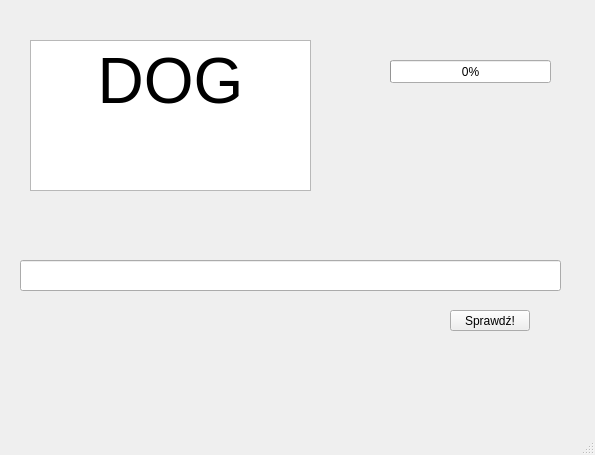
Before: the Qt Designer form fiszkimainwindow.ui in DarkRaven255/Fiszki, drawn with Qt 5.
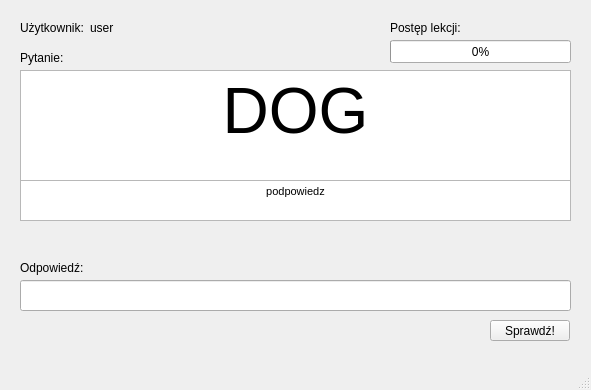
After: the same form once the commit is applied.

Commit message: Initial read of questions from db

```diff
--- a/fiszkimainwindow.ui
+++ b/fiszkimainwindow.ui
@@ -6,8 +6,8 @@
    <rect>
     <x>0</x>
     <y>0</y>
-    <width>595</width>
-    <height>455</height>
+    <width>591</width>
+    <height>390</height>
    </rect>
   </property>
   <property name="windowTitle">
@@ -104,17 +104,17 @@
      <widget class="QTextBrowser" name="questionTextBrowser">
       <property name="geometry">
        <rect>
-        <x>30</x>
-        <y>40</y>
-        <width>281</width>
-        <height>151</height>
+        <x>20</x>
+        <y>70</y>
+        <width>551</width>
+        <height>111</height>
        </rect>
       </property>
       <property name="html">
        <string>&lt;!DOCTYPE HTML PUBLIC &quot;-//W3C//DTD HTML 4.0//EN&quot; &quot;http://www.w3.org/TR/REC-html40/strict.dtd&quot;&gt;
 &lt;html&gt;&lt;head&gt;&lt;meta name=&quot;qrichtext&quot; content=&quot;1&quot; /&gt;&lt;style type=&quot;text/css&quot;&gt;
 p, li { white-space: pre-wrap; }
-&lt;/style&gt;&lt;/head&gt;&lt;body style=&quot; font-family:'MS Shell Dlg 2'; font-size:7.8pt; font-weight:400; font-style:normal;&quot;&gt;
+&lt;/style&gt;&lt;/head&gt;&lt;body style=&quot; font-family:'MS Shell Dlg 2'; font-size:8.25pt; font-weight:400; font-style:normal;&quot;&gt;
 &lt;p align=&quot;center&quot; style=&quot; margin-top:0px; margin-bottom:0px; margin-left:0px; margin-right:0px; -qt-block-indent:0; text-indent:0px;&quot;&gt;&lt;span style=&quot; font-size:48pt;&quot;&gt;DOG&lt;/span&gt;&lt;/p&gt;&lt;/body&gt;&lt;/html&gt;</string>
       </property>
       <property name="textInteractionFlags">
@@ -124,8 +124,8 @@
      <widget class="QPushButton" name="checkBtn">
       <property name="geometry">
        <rect>
-        <x>450</x>
-        <y>310</y>
+        <x>490</x>
+        <y>320</y>
         <width>80</width>
         <height>21</height>
        </rect>
@@ -138,8 +138,8 @@
       <property name="geometry">
        <rect>
         <x>390</x>
-        <y>60</y>
-        <width>161</width>
+        <y>40</y>
+        <width>181</width>
         <height>23</height>
        </rect>
       </property>
@@ -151,12 +151,97 @@
       <property name="geometry">
        <rect>
         <x>20</x>
-        <y>260</y>
-        <width>541</width>
+        <y>280</y>
+        <width>551</width>
         <height>31</height>
        </rect>
       </property>
      </widget>
+     <widget class="QLabel" name="label">
+      <property name="geometry">
+       <rect>
+        <x>20</x>
+        <y>50</y>
+        <width>101</width>
+        <height>16</height>
+       </rect>
+      </property>
+      <property name="text">
+       <string>Pytanie:</string>
+      </property>
+     </widget>
+     <widget class="QTextBrowser" name="questionTextBrowser_2">
+      <property name="geometry">
+       <rect>
+        <x>20</x>
+        <y>180</y>
+        <width>551</width>
+        <height>41</height>
+       </rect>
+      </property>
+      <property name="html">
+       <string>&lt;!DOCTYPE HTML PUBLIC &quot;-//W3C//DTD HTML 4.0//EN&quot; &quot;http://www.w3.org/TR/REC-html40/strict.dtd&quot;&gt;
+&lt;html&gt;&lt;head&gt;&lt;meta name=&quot;qrichtext&quot; content=&quot;1&quot; /&gt;&lt;style type=&quot;text/css&quot;&gt;
+p, li { white-space: pre-wrap; }
+&lt;/style&gt;&lt;/head&gt;&lt;body style=&quot; font-family:'MS Shell Dlg 2'; font-size:8.25pt; font-weight:400; font-style:normal;&quot;&gt;
+&lt;p align=&quot;center&quot; style=&quot; margin-top:0px; margin-bottom:0px; margin-left:0px; margin-right:0px; -qt-block-indent:0; text-indent:0px;&quot;&gt;podpowiedz&lt;/p&gt;&lt;/body&gt;&lt;/html&gt;</string>
+      </property>
+      <property name="textInteractionFlags">
+       <set>Qt::LinksAccessibleByKeyboard|Qt::LinksAccessibleByMouse</set>
+      </property>
+     </widget>
+     <widget class="QLabel" name="label_2">
+      <property name="geometry">
+       <rect>
+        <x>20</x>
+        <y>260</y>
+        <width>101</width>
+        <height>16</height>
+       </rect>
+      </property>
+      <property name="text">
+       <string>Odpowiedź:</string>
+      </property>
+     </widget>
+     <widget class="QLabel" name="activeUser">
+      <property name="geometry">
+       <rect>
+        <x>90</x>
+        <y>20</y>
+        <width>191</width>
+        <height>16</height>
+       </rect>
+      </property>
+      <property name="text">
+       <string>user</string>
+      </property>
+     </widget>
+     <widget class="QLabel" name="label_3">
+      <property name="geometry">
+       <rect>
+        <x>20</x>
+        <y>20</y>
+        <width>71</width>
+        <height>16</height>
+       </rect>
+      </property>
+      <property name="text">
+       <string>Użytkownik:</string>
+      </property>
+     </widget>
+     <widget class="QLabel" name="label_4">
+      <property name="geometry">
+       <rect>
+        <x>390</x>
+        <y>20</y>
+        <width>71</width>
+        <height>16</height>
+       </rect>
+      </property>
+      <property name="text">
+       <string>Postęp lekcji:</string>
+      </property>
+     </widget>
     </widget>
    </widget>
   </widget>
```
The commit also changes 10 other files.
